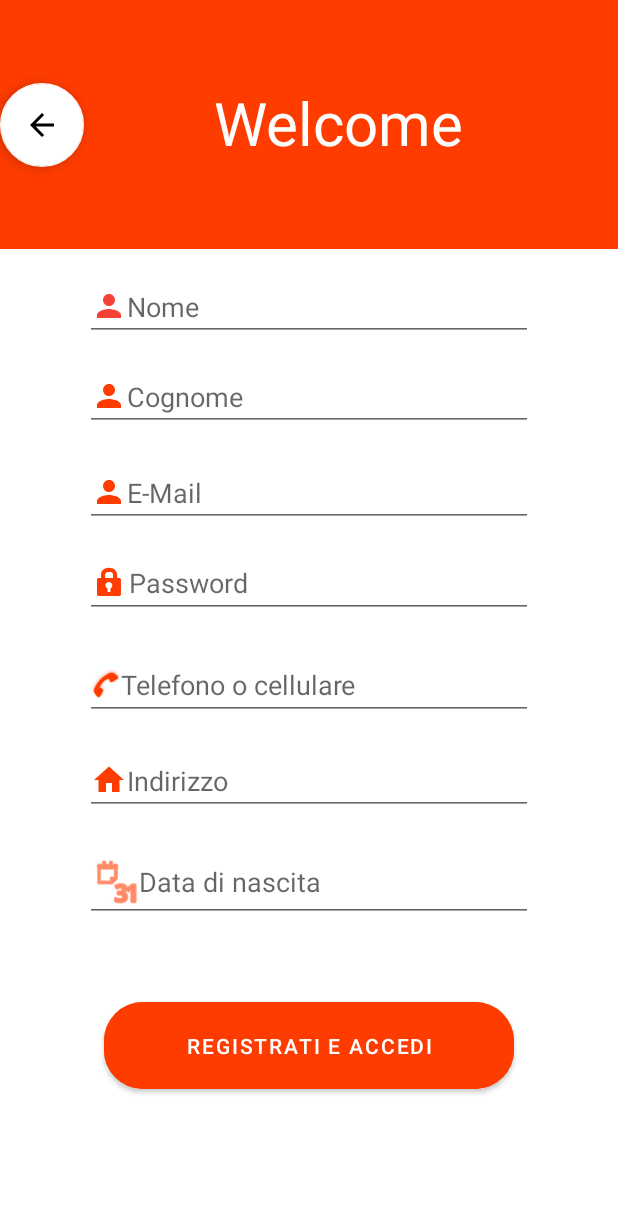
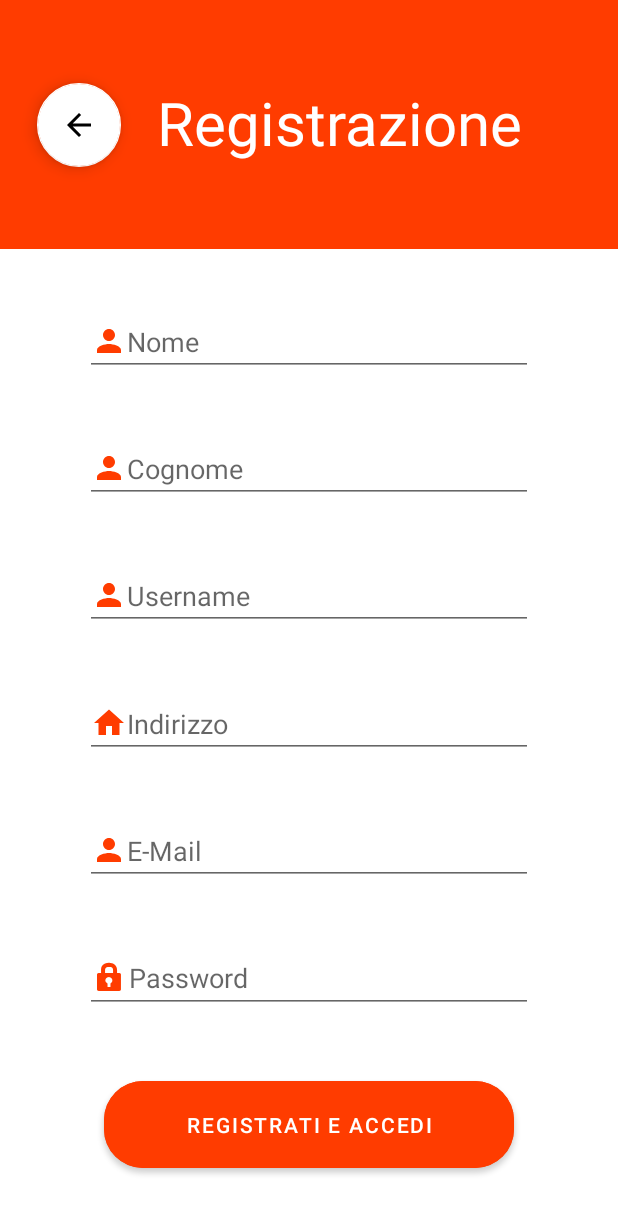
Before and after one commit to dqvid3/Nome_Progetto, an Android app: the screen it shows after launch (LoginRegisterActivity), after a tap on "Registrati", on a phone screen of 412 x 824 dp. Shown: the top 1214 px of the screen. Run offline under Robolectric (Android 15) with nearby library versions, the light colour scheme and no system bars.

Commit message:
registrazione aggiustata

```diff
--- a/app/src/main/java/com/progetto/nomeprogetto/Fragments/RegisterFragment.kt
+++ b/app/src/main/java/com/progetto/nomeprogetto/Fragments/RegisterFragment.kt
@@ -18,13 +18,11 @@ class RegisterFragment : Fragment() {
     ): View? {
         binding = FragmentRegisterBinding.inflate(inflater)
 
-        /*binding.button.setOnClickListener{
-            //se registrazione avvenuta con successo mostra la pagina di login dinuovo
-            //altrimenti mostra toast con errore
+        binding.backButton.setOnClickListener{
             parentFragmentManager.beginTransaction()
                 .replace(R.id.fragment_login_container,LoginFragment())
                 .commit()
-        }*/
+        }
 
         return binding.root
     }
--- a/app/src/main/res/layout/fragment_login.xml
+++ b/app/src/main/res/layout/fragment_login.xml
@@ -17,24 +17,25 @@
     <TextView
         android:layout_width="wrap_content"
         android:layout_height="wrap_content"
-        android:layout_marginStart="16dp"
         android:background="@color/redPart"
-        android:text="@string/welcomeMessage"
+        android:text="Login"
         android:textColor="@color/white"
         android:textSize="48sp"
-        app:layout_constraintBottom_toTopOf="@+id/guideline"
+        app:layout_constraintBottom_toTopOf="@+id/constraintLayout2"
+        app:layout_constraintEnd_toEndOf="parent"
         app:layout_constraintStart_toStartOf="parent"
         app:layout_constraintTop_toTopOf="parent"
-        app:layout_constraintVertical_bias="0.814" />
+        app:layout_constraintVertical_bias="0.5" />
 
     <androidx.constraintlayout.widget.ConstraintLayout
+        android:id="@+id/constraintLayout2"
         android:layout_width="match_parent"
         android:layout_height="0dp"
+        android:background="@color/white"
         app:layout_constraintBottom_toBottomOf="parent"
         app:layout_constraintEnd_toEndOf="parent"
         app:layout_constraintStart_toStartOf="parent"
-        app:layout_constraintTop_toTopOf="@+id/guideline"
-        android:background="@color/white">
+        app:layout_constraintTop_toTopOf="@+id/guideline">
 
         <EditText
             android:id="@+id/editTextEmail"
--- a/app/src/main/res/layout/fragment_register.xml
+++ b/app/src/main/res/layout/fragment_register.xml
@@ -15,21 +15,21 @@
         app:layout_constraintGuide_percent="0.20109439" />
 
     <TextView
+        android:id="@+id/textView2"
         android:layout_width="wrap_content"
         android:layout_height="wrap_content"
         android:layout_marginStart="40dp"
         android:background="@color/redPart"
-        android:text="@string/welcomeMessage"
+        android:text="Registrazione"
         android:textColor="@color/white"
         android:textSize="40sp"
         app:layout_constraintBottom_toTopOf="@+id/constraintLayout"
         app:layout_constraintEnd_toEndOf="parent"
         app:layout_constraintHorizontal_bias="0.5"
-        app:layout_constraintStart_toEndOf="@+id/floatingActionButton"
+        app:layout_constraintStart_toEndOf="@+id/backButton"
         app:layout_constraintStart_toStartOf="parent"
         app:layout_constraintTop_toTopOf="parent"
-        app:layout_constraintVertical_bias="0.489"
-        tools:text="Registrazione" />
+        app:layout_constraintVertical_bias="0.489" />
 
     <androidx.constraintlayout.widget.ConstraintLayout
         android:id="@+id/constraintLayout"
@@ -38,10 +38,10 @@
         android:background="@color/white"
         app:layout_constraintBottom_toBottomOf="parent"
         app:layout_constraintEnd_toEndOf="parent"
-        app:layout_constraintHorizontal_bias="1.0"
+        app:layout_constraintHorizontal_bias="0.0"
         app:layout_constraintStart_toStartOf="parent"
         app:layout_constraintTop_toTopOf="@+id/guideline"
-        app:layout_constraintVertical_bias="1.0">
+        app:layout_constraintVertical_bias="0.0">
 
         <EditText
             android:id="@+id/editTextEmail"
@@ -52,138 +52,114 @@
             android:ems="14"
             android:hint="E-Mail"
             android:inputType="textEmailAddress"
-            app:layout_constraintBottom_toTopOf="@+id/loginButton"
+            app:layout_constraintBottom_toTopOf="@+id/editTextPassword"
             app:layout_constraintEnd_toEndOf="parent"
             app:layout_constraintHorizontal_bias="0.5"
             app:layout_constraintStart_toStartOf="parent"
-            app:layout_constraintTop_toTopOf="parent"
-            app:layout_constraintVertical_bias="0.31" />
+            app:layout_constraintTop_toBottomOf="@+id/editTextTextAddress" />
 
         <EditText
             android:id="@+id/editTextPassword"
             android:layout_width="wrap_content"
             android:layout_height="wrap_content"
-            android:layout_marginTop="200dp"
             android:drawableLeft="@android:drawable/ic_lock_idle_lock"
             android:drawableTint="@color/redPart"
             android:ems="14"
             android:hint="Password"
             android:inputType="textPassword"
+            app:layout_constraintBottom_toTopOf="@+id/registerButton"
             app:layout_constraintEnd_toEndOf="parent"
             app:layout_constraintHorizontal_bias="0.5"
             app:layout_constraintStart_toStartOf="parent"
-            app:layout_constraintTop_toTopOf="parent" />
+            app:layout_constraintTop_toBottomOf="@+id/editTextEmail" />
 
         <Button
-            android:id="@+id/loginButton"
+            android:id="@+id/registerButton"
             android:layout_width="273dp"
             android:layout_height="70dp"
-            android:layout_marginTop="496dp"
             android:backgroundTint="@color/redPart"
             android:text="Registrati e accedi"
             app:cornerRadius="26dp"
-            app:layout_constraintEnd_toEndOf="parent"
-            app:layout_constraintStart_toStartOf="parent"
-            app:layout_constraintTop_toTopOf="parent" />
-
-        <LinearLayout
-            android:id="@+id/linearLayout"
-            android:layout_width="wrap_content"
-            android:layout_height="wrap_content"
-            android:orientation="horizontal"
             app:layout_constraintBottom_toBottomOf="parent"
             app:layout_constraintEnd_toEndOf="parent"
             app:layout_constraintHorizontal_bias="0.5"
-            app:layout_constraintStart_toStartOf="parent" />
+            app:layout_constraintStart_toStartOf="parent"
+            app:layout_constraintTop_toBottomOf="@+id/editTextPassword" />
 
         <EditText
-            android:id="@+id/editTextText3"
+            android:id="@+id/editTextUsername"
             android:layout_width="wrap_content"
             android:layout_height="wrap_content"
-            android:layout_marginTop="16dp"
             android:drawableLeft="@drawable/ic_account"
-            android:drawableTint="#F44336"
+            android:drawableTint="@color/redPart"
+            android:ems="14"
+            android:hint="Username"
+            android:inputType="text"
+            app:layout_constraintBottom_toTopOf="@+id/editTextTextAddress"
+            app:layout_constraintEnd_toEndOf="parent"
+            app:layout_constraintHorizontal_bias="0.5"
+            app:layout_constraintStart_toStartOf="parent"
+            app:layout_constraintTop_toBottomOf="@+id/editTextSurname" />
+
+        <EditText
+            android:id="@+id/editTextName2"
+            android:layout_width="wrap_content"
+            android:layout_height="wrap_content"
+            android:drawableLeft="@drawable/ic_account"
+            android:drawableTint="@color/redPart"
             android:ems="14"
             android:hint="Nome"
             android:inputType="text"
+            app:layout_constraintBottom_toTopOf="@+id/editTextSurname"
             app:layout_constraintEnd_toEndOf="parent"
             app:layout_constraintHorizontal_bias="0.5"
             app:layout_constraintStart_toStartOf="parent"
             app:layout_constraintTop_toTopOf="parent" />
 
         <EditText
-            android:id="@+id/editTextText4"
+            android:id="@+id/editTextSurname"
             android:layout_width="wrap_content"
             android:layout_height="wrap_content"
-            android:layout_marginTop="76dp"
             android:drawableLeft="@drawable/ic_account"
             android:drawableTint="@color/redPart"
             android:ems="14"
             android:hint="Cognome"
             android:inputType="text"
+            app:layout_constraintBottom_toTopOf="@+id/editTextUsername"
             app:layout_constraintEnd_toEndOf="parent"
             app:layout_constraintHorizontal_bias="0.5"
             app:layout_constraintStart_toStartOf="parent"
-            app:layout_constraintTop_toTopOf="parent" />
+            app:layout_constraintTop_toBottomOf="@+id/editTextName2" />
 
         <EditText
-            android:id="@+id/editTextPhone2"
+            android:id="@+id/editTextTextAddress"
             android:layout_width="wrap_content"
             android:layout_height="wrap_content"
-            android:layout_marginTop="268dp"
-            android:drawableLeft="@android:drawable/stat_sys_phone_call"
-            android:drawableTint="@color/redPart"
-            android:ems="14"
-            android:hint="Telefono o cellulare"
-            android:inputType="phone"
-            app:layout_constraintEnd_toEndOf="parent"
-            app:layout_constraintHorizontal_bias="0.5"
-            app:layout_constraintStart_toStartOf="parent"
-            app:layout_constraintTop_toTopOf="parent" />
-
-        <EditText
-            android:id="@+id/editTextTextPostalAddress2"
-            android:layout_width="wrap_content"
-            android:layout_height="wrap_content"
-            android:layout_marginTop="332dp"
             android:drawableLeft="@drawable/ic_home"
             android:drawableTint="@color/redPart"
             android:ems="14"
             android:hint="Indirizzo"
             android:inputType="textPostalAddress"
+            app:layout_constraintBottom_toTopOf="@+id/editTextEmail"
             app:layout_constraintEnd_toEndOf="parent"
             app:layout_constraintHorizontal_bias="0.5"
             app:layout_constraintStart_toStartOf="parent"
-            app:layout_constraintTop_toTopOf="parent" />
-
-        <EditText
-            android:id="@+id/editTextDate2"
-            android:layout_width="wrap_content"
-            android:layout_height="wrap_content"
-            android:layout_marginTop="396dp"
-            android:drawableLeft="@android:drawable/ic_menu_month"
-            android:drawableTint="@color/redPart"
-            android:ems="14"
-            android:hint="Data di nascita"
-            android:inputType="date"
-            app:layout_constraintEnd_toEndOf="parent"
-            app:layout_constraintHorizontal_bias="0.5"
-            app:layout_constraintStart_toStartOf="parent"
-            app:layout_constraintTop_toTopOf="parent" />
+            app:layout_constraintTop_toBottomOf="@+id/editTextUsername" />
 
     </androidx.constraintlayout.widget.ConstraintLayout>
 
     <com.google.android.material.floatingactionbutton.FloatingActionButton
-        android:id="@+id/floatingActionButton"
+        android:id="@+id/backButton"
         android:layout_width="wrap_content"
         android:layout_height="wrap_content"
         android:clickable="true"
-        android:outlineAmbientShadowColor="@color/black"
         app:backgroundTint="@color/white"
         app:layout_constraintBottom_toTopOf="@+id/constraintLayout"
+        app:layout_constraintEnd_toStartOf="@+id/textView2"
+        app:layout_constraintHorizontal_bias="0.5"
+        app:layout_constraintStart_toStartOf="parent"
         app:layout_constraintTop_toTopOf="parent"
         app:layout_constraintVertical_bias="0.5"
-        app:srcCompat="?attr/actionModeCloseDrawable"
-        tools:layout_editor_absoluteX="16dp" />
+        app:srcCompat="?attr/actionModeCloseDrawable" />
 
 </androidx.constraintlayout.widget.ConstraintLayout>
--- a/app/src/main/res/values/strings.xml
+++ b/app/src/main/res/values/strings.xml
@@ -1,5 +1,4 @@
 <resources>
     <string name="app_name">Nome Progetto</string>
     <string name="preference_file_key">com.example.myapp.PREFERENCE_FILE_KEY</string>
-    <string name="welcomeMessage">Welcome</string>
 </resources>
```
